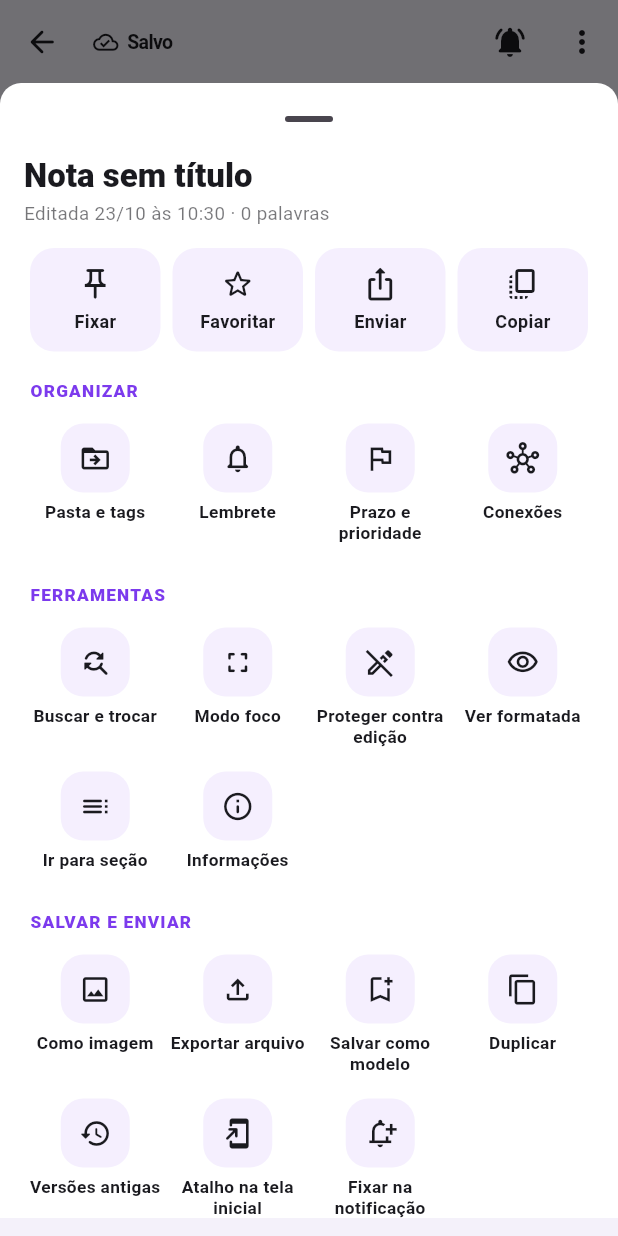
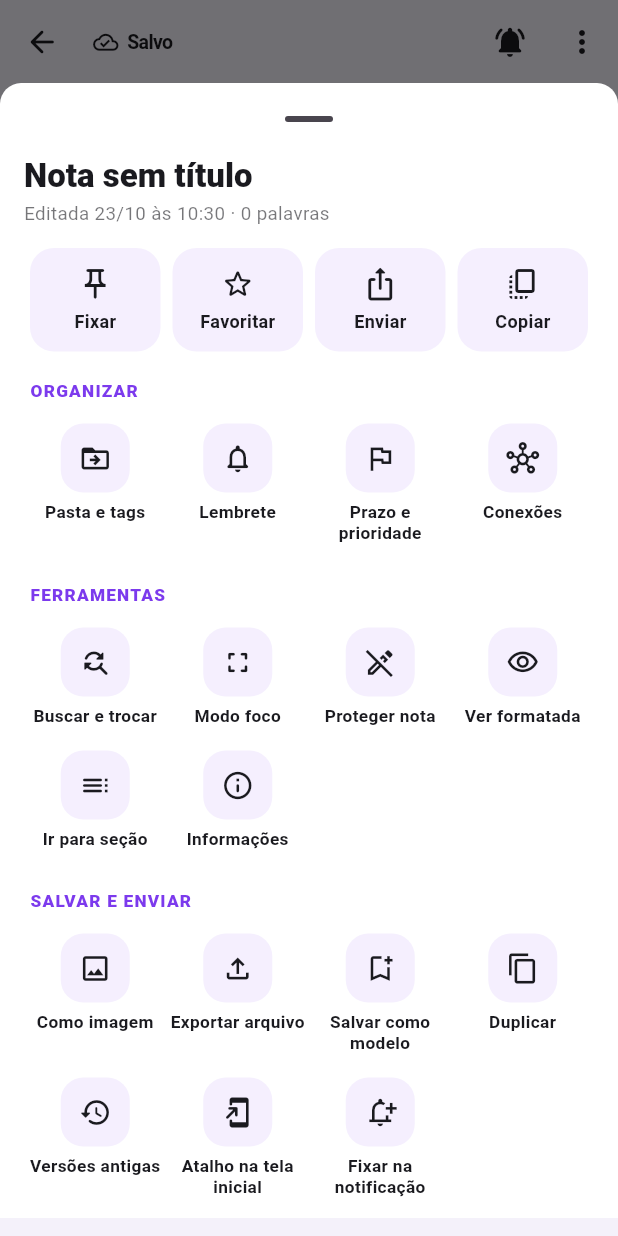
Before and after one commit to Jtcharizard/Noto-Bloco-de-notas, a Flutter app: the EditorPage screen opened directly with empty values, after a tap on the "more vert" icon, on a phone screen of 412 x 824 dp. Run offline on Flutter 3.47's test engine with Material 3 defaults, Android fonts, the phone set to English and light mode, and no system bars; our stand-ins replace file_picker, flutter_local_notifications, flutter_markdown_plus, image_picker, pdf, share_plus and 3 more; missing offline and left inert: home_widget, markdown, quick_actions; accounts and stored records are empty.

Commit message:
3.0.0: menu da tela inicial rola em telas pequenas (Ajustes ficava cortado)
Co-Authored-By: Claude Opus 5.5 <noreply@anthropic.com>
Claude-Session: https://claude.ai/code/session_01XZfemAtWrMhLuXBgeb37VC

```diff
--- a/lib/noto_editor.dart
+++ b/lib/noto_editor.dart
@@ -1498,7 +1498,7 @@ class _EditorPageState extends State<EditorPage>
             _MenuAction(
               'protect',
               protectedNote ? Icons.lock_open_rounded : Icons.edit_off_outlined,
-              protectedNote ? 'Tirar proteção' : 'Proteger contra edição',
+              protectedNote ? 'Tirar proteção' : 'Proteger nota',
             ),
             if (!checklist) ...[
               const _MenuAction('preview', Icons.visibility_outlined, 'Ver formatada'),
--- a/lib/noto_home.dart
+++ b/lib/noto_home.dart
@@ -1634,6 +1634,7 @@ class _HomeShellState extends State<HomeShell> {
       context: context,
       useSafeArea: true,
       showDragHandle: true,
+      isScrollControlled: true,
       builder: (ctx) {
         Widget tile(String id, IconData icon, String label, [String? badge]) =>
             _HubTile(
@@ -1642,7 +1643,8 @@ class _HomeShellState extends State<HomeShell> {
               badge: badge,
               onTap: () => Navigator.pop(ctx, id),
             );
-        return Padding(
+        return SingleChildScrollView(
+          child: Padding(
           padding: EdgeInsets.fromLTRB(
             16,
             0,
@@ -1685,6 +1687,7 @@ class _HomeShellState extends State<HomeShell> {
                 ],
               ),
             ],
+          ),
           ),
         );
       },
```
